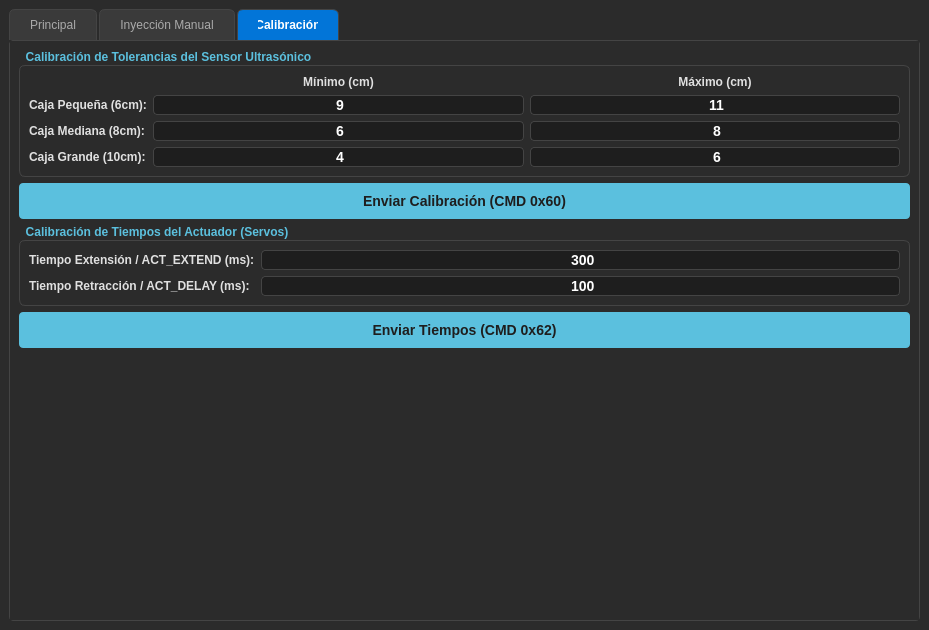
Old version of the form mainwindow.ui in the repository Matiasecheve/Qt-Comunication-AVR-.
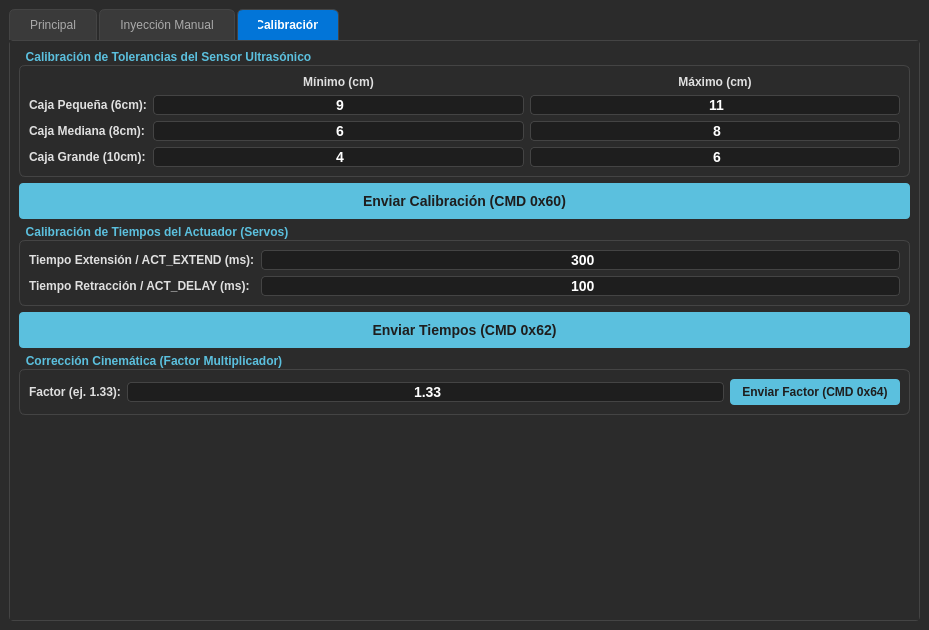
New version of the form.

Commit message: Implementación de factor de corrección.

Diff of the .ui file:
```diff
--- a/mainwindow.ui
+++ b/mainwindow.ui
@@ -808,6 +808,42 @@
           </property>
          </widget>
         </item>
+        <item>
+         <widget class="QGroupBox" name="gCorreccion">
+          <property name="title">
+           <string>Corrección Cinemática (Factor Multiplicador)</string>
+          </property>
+          <layout class="QHBoxLayout" name="horizontalLayout_factor">
+           <item>
+            <widget class="QLabel" name="lblFactor">
+             <property name="text">
+              <string>Factor (ej. 1.33):</string>
+             </property>
+            </widget>
+           </item>
+           <item>
+            <widget class="QLineEdit" name="txtFactor">
+             <property name="text">
+              <string>1.33</string>
+             </property>
+             <property name="alignment">
+              <set>Qt::AlignmentFlag::AlignCenter</set>
+             </property>
+            </widget>
+           </item>
+           <item>
+            <widget class="QPushButton" name="btnEnviarFactor">
+             <property name="styleSheet">
+              <string notr="true">background-color: #5bc0de; color: #1e1e1e; font-weight: bold;</string>
+             </property>
+             <property name="text">
+              <string>Enviar Factor (CMD 0x64)</string>
+             </property>
+            </widget>
+           </item>
+          </layout>
+         </widget>
+        </item>
         <item>
          <spacer name="verticalSpacer_tab3">
           <property name="orientation">
```
Left out of the diff: 10 changed lines with no effect on the pictures. The commit also changes 9 other files.
